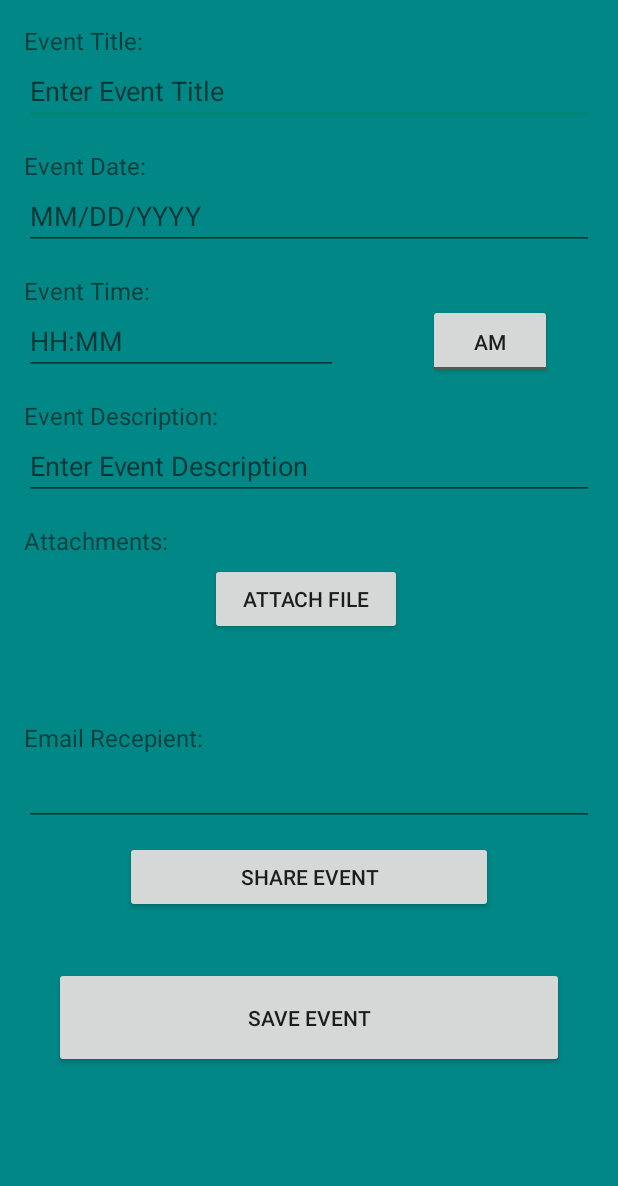
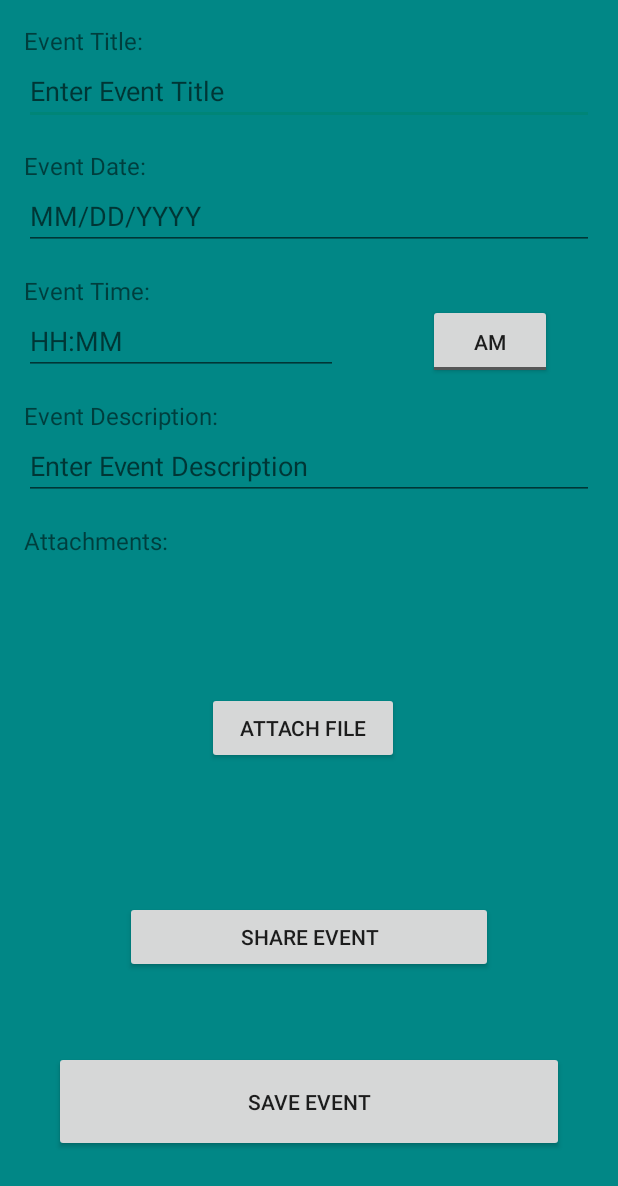
Before and after one commit to hasibayoubi/Project2, an Android app: the NewEvent screen opened directly, with no data from a screen before it, after a tap on "SHARE EVENT", on a phone screen of 412 x 824 dp. Shown: the top 1186 px of the screen. Run offline under Robolectric (Android 15) with nearby library versions, the phone set to English and light mode, and no system bars; our stand-ins replace Firebase (no records; nobody signed in at launch, a user with empty details on screens opened directly); Roboto replaces fonts that are not available here.

Commit message:
Misa branch v1.17 fixed a couple of things and tried implementing sharing via email.

```diff
--- a/app/src/main/java/com/example/handymobileapp/NewEvent.java
+++ b/app/src/main/java/com/example/handymobileapp/NewEvent.java
@@ -18,10 +18,8 @@ import com.google.android.gms.tasks.OnCompleteListener;
 import com.google.android.gms.tasks.OnSuccessListener;
 import com.google.android.gms.tasks.Task;
 import com.google.firebase.auth.FirebaseAuth;
-import com.google.firebase.auth.FirebaseUser;
 import com.google.firebase.firestore.CollectionReference;
 import com.google.firebase.firestore.FirebaseFirestore;
-import com.google.firebase.firestore.QueryDocumentSnapshot;
 import com.google.firebase.storage.FirebaseStorage;
 import com.google.firebase.storage.StorageReference;
 import com.google.firebase.storage.UploadTask;
@@ -30,7 +28,6 @@ import java.text.ParseException;
 import java.text.SimpleDateFormat;
 import java.util.Date;
 import java.util.HashMap;
-import java.util.List;
 import java.util.Locale;
 import java.util.Map;
 
@@ -38,7 +35,7 @@ public class NewEvent extends AppCompatActivity {
 
     private static final int PICK_FILE_REQUEST_CODE = 101;
 
-    private EditText editTextTitle, editTextDate, editTextTime, editTextDescription, editTextRecipientEmail;
+    private EditText editTextTitle, editTextDate, editTextTime, editTextDescription;
     private Button buttonAttachFile, buttonSaveEvent, buttonShareEvent;
 
     private FirebaseFirestore db;
@@ -61,7 +58,6 @@ public class NewEvent extends AppCompatActivity {
         editTextDate = findViewById(R.id.editTextDate);
         editTextTime = findViewById(R.id.editTextTime);
         editTextDescription = findViewById(R.id.editTextDescription);
-        editTextRecipientEmail = findViewById(R.id.editTextRecipientEmail);
         buttonAttachFile = findViewById(R.id.buttonAttachFile);
         buttonSaveEvent = findViewById(R.id.buttonSaveEvent);
         toggleButton = findViewById(R.id.toggleButton);
@@ -235,47 +231,11 @@ public class NewEvent extends AppCompatActivity {
                 "Time: " + time + "\n" +
                 "Description: " + description + "\n";
 
-        // Retrieve email input from EditText
-        String recipientEmail = editTextRecipientEmail.getText().toString();
-
-        // Get UID of the recipient user based on the email
-        FirebaseFirestore.getInstance().collection("users")
-                .whereEqualTo("email", recipientEmail)
-                .get()
-                .addOnCompleteListener(task -> {
-                    if (task.isSuccessful()) {
-                        for (QueryDocumentSnapshot document : task.getResult()) {
-                            String recipientUid = document.getId();
-                            // Call method to share or duplicate event to recipientUid's collection
-                            shareEventWithRecipient(title, date, time, description, recipientUid);
-                        }
-                    } else {
-                        Toast.makeText(NewEvent.this, "Error finding user with this email", Toast.LENGTH_SHORT).show();
-                    }
-                });
-
-
-    }
-
-    private void shareEventWithRecipient(String title, String date, String time, String description, String recipientUid) {
-        // Create a reference to the recipient's events subcollection
-        CollectionReference recipientEventsRef = db.collection("users").document(recipientUid).collection("events");
-
-        // Create a new event document within the recipient's events subcollection
-        Map<String, Object> eventData = new HashMap<>();
-        eventData.put("title", title);
-        eventData.put("date", date);
-        eventData.put("time", time);
-        eventData.put("description", description);
-
-        // Add the event data to Firestore under the recipient's events subcollection
-        recipientEventsRef.add(eventData)
-                .addOnSuccessListener(documentReference -> {
-                    Toast.makeText(NewEvent.this, "Event shared successfully with recipient", Toast.LENGTH_SHORT).show();
-                })
-                .addOnFailureListener(e -> {
-                    Toast.makeText(NewEvent.this, "Failed to share event with recipient", Toast.LENGTH_SHORT).show();
-                });
+        Intent intent = new Intent(Intent.ACTION_SEND);
+        intent.setType("message/rfc822");
+        intent.putExtra(Intent.EXTRA_SUBJECT, emailSubject);
+        intent.putExtra(Intent.EXTRA_TEXT, emailBody);
+        startActivity(Intent.createChooser(intent, "Choose an email client"));
     }
 
 }
--- a/app/src/main/java/com/example/handymobileapp/calendar.java
+++ b/app/src/main/java/com/example/handymobileapp/calendar.java
@@ -24,9 +24,7 @@ import com.google.firebase.firestore.QuerySnapshot;
 
 public class calendar extends AppCompatActivity {
 
-    // TextView to display selected date
     private TextView selectedDateTextView;
-    // Firestore instance
     private FirebaseFirestore db;
 
     @Override
@@ -34,19 +32,15 @@ public class calendar extends AppCompatActivity {
         super.onCreate(savedInstanceState);
         setContentView(R.layout.calendarview);
 
-        // Initialize views and Firestore instance
         selectedDateTextView = findViewById(R.id.textView);
         db = FirebaseFirestore.getInstance();
 
-        // Initialize CalendarView and set listener for date changes
         CalendarView calendarView = findViewById(R.id.calendarView);
         calendarView.setOnDateChangeListener(new CalendarView.OnDateChangeListener() {
             @Override
             public void onSelectedDayChange(CalendarView calendarView, int year, int month, int dayOfMonth) {
-                // Create a Calendar instance for the selected date
                 Calendar selectedCalendar = Calendar.getInstance();
                 selectedCalendar.set(year, month, dayOfMonth);
-                // Update selected date TextView
                 updateSelectedDate(selectedCalendar);
 
                 // Fetch events for the selected date
@@ -57,18 +51,17 @@ public class calendar extends AppCompatActivity {
         // Initialize selected date to current date
         Calendar currentCalendar = Calendar.getInstance();
         updateSelectedDate(currentCalendar);
-        // Fetch events for the current date initially
-        fetchEvents(currentCalendar);
+        fetchEvents(currentCalendar); // Fetch events for the current date initially
+
+
     }
 
-    // Method to update selected date TextView
     private void updateSelectedDate(Calendar selectedCalendar) {
         SimpleDateFormat sdf = new SimpleDateFormat("EEE, MMM d, yyyy", Locale.getDefault());
         String selectedDateString = sdf.format(selectedCalendar.getTime());
         selectedDateTextView.setText(selectedDateString);
     }
 
-    // Method to fetch events from Firestore for a given date
     private void fetchEvents(Calendar selectedCalendar) {
         // Format selected date to match Firestore query format (yyyy-MM-dd)
         SimpleDateFormat firestoreDateFormat = new SimpleDateFormat("yyyy-MM-dd", Locale.getDefault());
@@ -83,7 +76,6 @@ public class calendar extends AppCompatActivity {
                 .get()
                 .addOnCompleteListener(task -> {
                     if (task.isSuccessful()) {
-                        // Display fetched events
                         displayEvents(task.getResult());
                     } else {
                         Toast.makeText(calendar.this, "Failed to fetch events", Toast.LENGTH_SHORT).show();
@@ -91,7 +83,7 @@ public class calendar extends AppCompatActivity {
                 });
     }
 
-    // Method to display fetched events in a TextView
+
     private void displayEvents(QuerySnapshot querySnapshot) {
         List<Event> eventsList = new ArrayList<>();
 
@@ -144,4 +136,6 @@ public class calendar extends AppCompatActivity {
             throw new RuntimeException(e);
         }
     }
+
+
 }
--- a/app/src/main/res/layout/activity_newevent.xml
+++ b/app/src/main/res/layout/activity_newevent.xml
@@ -105,8 +105,7 @@
         android:text="Attachments:"
         android:textSize="16sp" />
 
-
-    <!-- Share Button -->
+    <!-- Save Button -->
 
     <Button
         android:id="@+id/buttonAttachFile"
@@ -115,31 +114,13 @@
         android:layout_below="@id/textViewAttachments"
         android:layout_alignParentStart="true"
         android:layout_alignParentEnd="true"
-        android:layout_marginStart="140dp"
-        android:layout_marginTop="4dp"
-        android:layout_marginEnd="144dp"
+        android:layout_marginStart="138dp"
+        android:layout_marginTop="90dp"
+        android:layout_marginEnd="146dp"
         android:text="Attach File" />
 
-    <TextView
-        android:id="@+id/textViewEmailShare"
-        android:layout_width="wrap_content"
-        android:layout_height="wrap_content"
-        android:layout_below="@+id/buttonAttachFile"
-        android:layout_marginStart="16dp"
-        android:layout_marginTop="57dp"
-        android:text="Email Recepient:"
-        android:textSize="16sp" />
+    <!-- Share Button -->
 
-    <EditText
-        android:id="@+id/editTextRecipientEmail"
-        android:layout_width="384dp"
-        android:layout_height="wrap_content"
-        android:layout_below="@+id/buttonAttachFile"
-        android:layout_alignParentStart="true"
-        android:layout_alignParentEnd="true"
-        android:layout_marginStart="16dp"
-        android:layout_marginTop="82dp"
-        android:layout_marginEnd="16dp" />
 
     <Button
         android:id="@+id/buttonShareEvent"
@@ -149,7 +130,7 @@
         android:layout_alignParentStart="true"
         android:layout_alignParentEnd="true"
         android:layout_marginStart="83dp"
-        android:layout_marginTop="137dp"
+        android:layout_marginTop="91dp"
         android:layout_marginEnd="83dp"
         android:text="Share Event" />
 
@@ -157,12 +138,12 @@
         android:id="@+id/buttonSaveEvent"
         android:layout_width="wrap_content"
         android:layout_height="67dp"
-        android:layout_below="@+id/buttonShareEvent"
         android:layout_alignParentStart="true"
         android:layout_alignParentEnd="true"
+        android:layout_alignParentBottom="true"
         android:layout_marginStart="36dp"
-        android:layout_marginTop="36dp"
         android:layout_marginEnd="36dp"
+        android:layout_marginBottom="56dp"
         android:text="Save Event" />
 
     <ToggleButton
```
